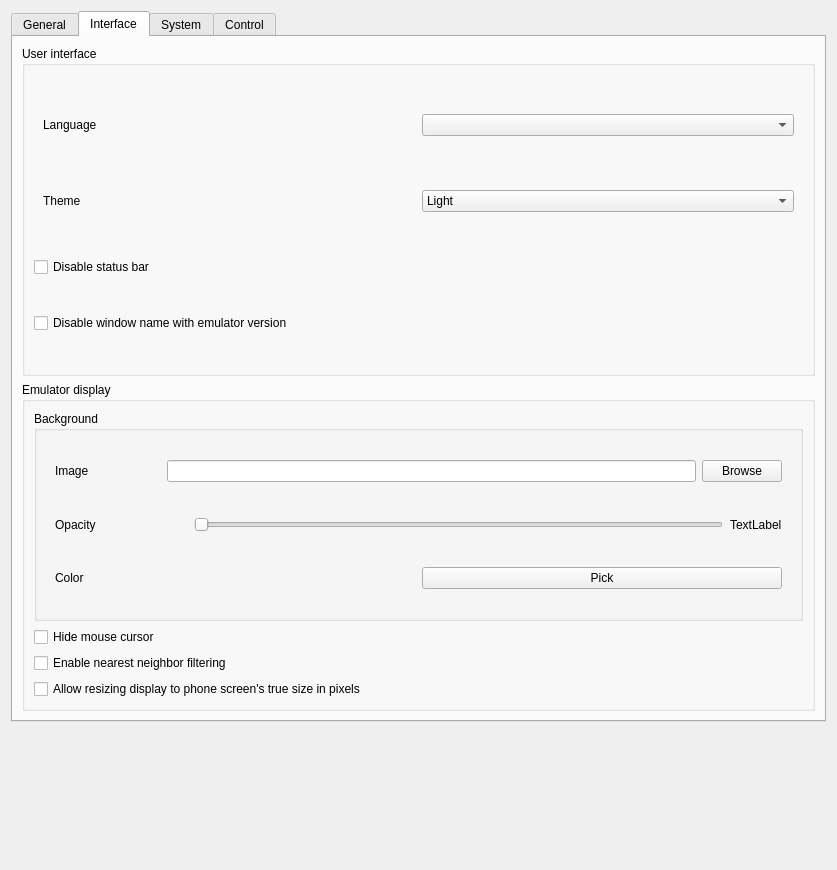
First picture: the form in src/emu/qt/src/settings_dialog.ui, repository EKA2L1/EKA2L1, before the edit.
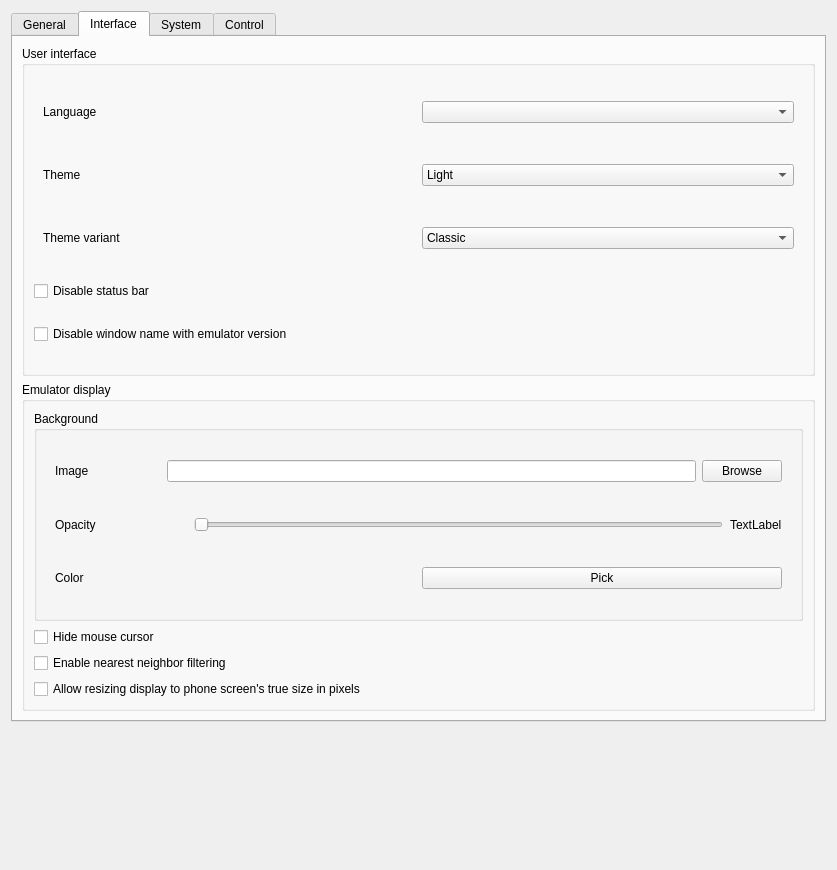
Second picture: the form after the edit.

Commit message:
qt/win32: Add acrylic and mica theme and auto dark/light theme
Only for Windows 11

The project uses assets by [Witaly Hirsch](https://github.com/witalihirsch/QTWin11/)

Patch:
```diff
--- a/src/emu/qt/src/settings_dialog.ui
+++ b/src/emu/qt/src/settings_dialog.ui
@@ -652,8 +652,46 @@
          <property name="title">
           <string>User interface</string>
          </property>
-         <layout class="QGridLayout" name="gridLayout_4" rowstretch="1,0,0,0">
-          <item row="3" column="0">
+         <layout class="QGridLayout" name="gridLayout_4" rowstretch="1,0,0,0,0">
+          <item row="1" column="0">
+           <widget class="QWidget" name="interface_theme_layout" native="true">
+            <property name="sizePolicy">
+             <sizepolicy hsizetype="Preferred" vsizetype="Fixed">
+              <horstretch>0</horstretch>
+              <verstretch>0</verstretch>
+             </sizepolicy>
+            </property>
+            <layout class="QHBoxLayout" name="interface_theme_layout">
+             <item>
+              <widget class="QLabel" name="interface_theme_label">
+               <property name="text">
+                <string>Theme</string>
+               </property>
+              </widget>
+             </item>
+             <item>
+              <widget class="QComboBox" name="interface_theme_combo">
+               <item>
+                <property name="text">
+                 <string>Light</string>
+                </property>
+               </item>
+               <item>
+                <property name="text">
+                 <string>Dark</string>
+                </property>
+               </item>
+               <item>
+                <property name="text">
+                 <string>Auto</string>
+                </property>
+               </item>
+              </widget>
+             </item>
+            </layout>
+           </widget>
+          </item>
+          <item row="4" column="0">
            <widget class="QCheckBox" name="interface_disable_easter_egg_title_checkbox">
             <property name="toolTip">
              <string>Enable this will make window has the constant name of &quot;EKA2L1&quot;, with no additional info.</string>
@@ -666,13 +704,6 @@
             </property>
            </widget>
           </item>
-          <item row="2" column="0">
-           <widget class="QCheckBox" name="interface_status_bar_checkbox">
-            <property name="text">
-             <string>Disable status bar</string>
-            </property>
-           </widget>
-          </item>
           <item row="0" column="0">
            <widget class="QWidget" name="interface_language_layout" native="true">
             <property name="sizePolicy">
@@ -695,27 +726,34 @@
             </layout>
            </widget>
           </item>
-          <item row="1" column="0">
-           <widget class="QWidget" name="interface_theme_layout" native="true">
+          <item row="3" column="0">
+           <widget class="QCheckBox" name="interface_status_bar_checkbox">
+            <property name="text">
+             <string>Disable status bar</string>
+            </property>
+           </widget>
+          </item>
+          <item row="2" column="0">
+           <widget class="QWidget" name="interface_theme_variant" native="true">
             <property name="sizePolicy">
              <sizepolicy hsizetype="Preferred" vsizetype="Fixed">
               <horstretch>0</horstretch>
               <verstretch>0</verstretch>
              </sizepolicy>
             </property>
-            <layout class="QHBoxLayout" name="interface_theme_layout">
+            <layout class="QHBoxLayout" name="interface_theme_variant_layout_2">
              <item>
-              <widget class="QLabel" name="interface_theme_label">
+              <widget class="QLabel" name="interface_theme_label_2">
                <property name="text">
-                <string>Theme</string>
+                <string>Theme variant</string>
                </property>
               </widget>
              </item>
              <item>
-              <widget class="QComboBox" name="interface_theme_combo">
+              <widget class="QComboBox" name="interface_theme_variant_combo">
                <item>
                 <property name="text">
-                 <string>Light</string>
+                 <string>Classic</string>
                 </property>
                </item>
                <item>
```
Left out of the diff: 8 changed lines with no effect on the pictures. Lines whose indentation alone changed are shown as unchanged. The commit also changes 89 other files.
